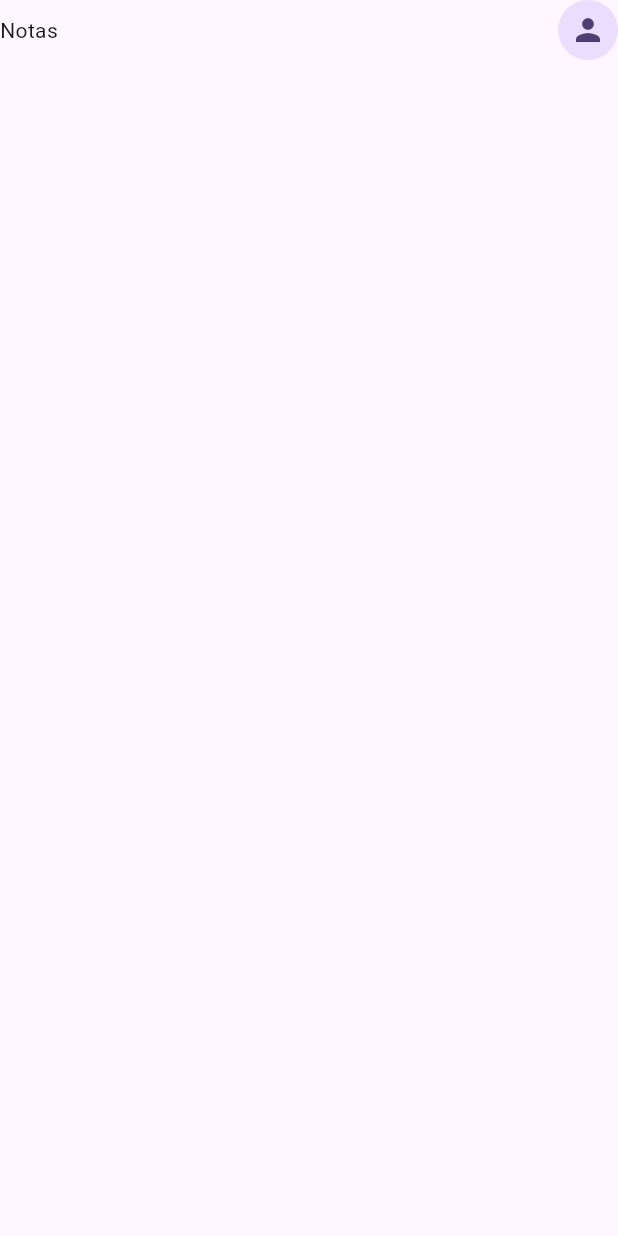
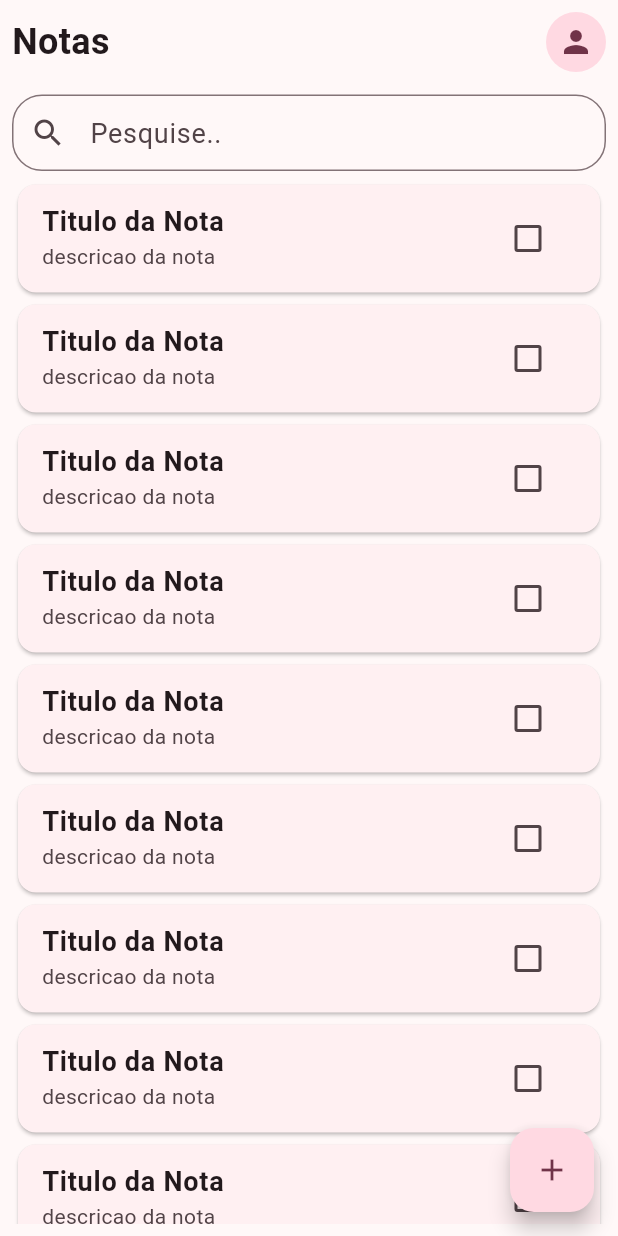
Before and after one commit to marinoricardo/notes_app, a Flutter app: the screen it shows after launch, on a phone screen of 412 x 824 dp. Run offline on Flutter 3.47's test engine with Material 2 defaults, Android fonts, the phone set to English and light mode, and no system bars.

Commit message:
feat: create a list of notes

```diff
--- a/lib/main.dart
+++ b/lib/main.dart
@@ -13,8 +13,9 @@ class MyApp extends StatelessWidget {
   Widget build(BuildContext context) {
     return MaterialApp(
       title: 'Notes App',
+      debugShowCheckedModeBanner: false,
       theme: ThemeData(
-        colorScheme: ColorScheme.fromSeed(seedColor: Colors.deepPurple),
+        colorScheme: ColorScheme.fromSeed(seedColor: Colors.black),
         useMaterial3: true,
       ),
       home: const Home(),
--- a/lib/views/home.dart
+++ b/lib/views/home.dart
@@ -1,3 +1,5 @@
+// ignore_for_file: prefer_const_literals_to_create_immutables, prefer_const_constructors
+
 import 'package:flutter/material.dart';
 
 class Home extends StatelessWidget {
@@ -6,16 +8,80 @@ class Home extends StatelessWidget {
   @override
   Widget build(BuildContext context) {
     return Scaffold(
-      body: SafeArea(child: Column(children: [
+      body: SafeArea(
+        child: Padding(
+          padding: const EdgeInsets.all(8.0),
+          child: Column(
+            children: [
               Row(
                 mainAxisAlignment: MainAxisAlignment.spaceBetween,
                 children: [
-          Text('Notas'),
+                  Text(
+                    'Notas',
+                    style: TextStyle(
+                      fontSize: 24,
+                      fontWeight: FontWeight.bold,
+                    ),
+                  ),
                   CircleAvatar(
                     child: Icon(Icons.person),
                   )
-        ],)
                 ],
+              ),
+              SizedBox(
+                height: 15,
+              ),
+              TextFormField(
+                decoration: InputDecoration(
+                  hintStyle: TextStyle(
+                    fontSize: 18,
+                  ),
+                  hintText: 'Pesquise..',
+                  isDense: true,
+                  prefixIcon: Icon(
+                    Icons.search,
+                    size: 24,
+                  ),
+                  border: OutlineInputBorder(
+                    borderRadius: BorderRadius.all(
+                      Radius.circular(20),
+                    ),
+                  ),
+                ),
+              ),
+              SizedBox(
+                height: 5,
+              ),
+              Expanded(
+                child: ListView.builder(
+                  itemBuilder: (context, index) {
+                    return Card(
+                      child: ListTile(
+                        title: Text(
+                          'Titulo da Nota',
+                          style: TextStyle(
+                            fontSize: 18,
+                            fontWeight: FontWeight.bold,
+                          ),
+                        ),
+                        subtitle: Text('descricao da nota'),
+                        trailing: Checkbox(
+                          value: false,
+                          onChanged: (value) {},
+                        ),
+                      ),
+                    );
+                  },
+                ),
+              )
+            ],
+          ),
+        ),
+      ),
+      floatingActionButton: FloatingActionButton(
+        onPressed: () {},
+        child: Icon(
+          Icons.add,
         ),
       ),
     );
```
Lines whose indentation alone changed are shown as unchanged.
